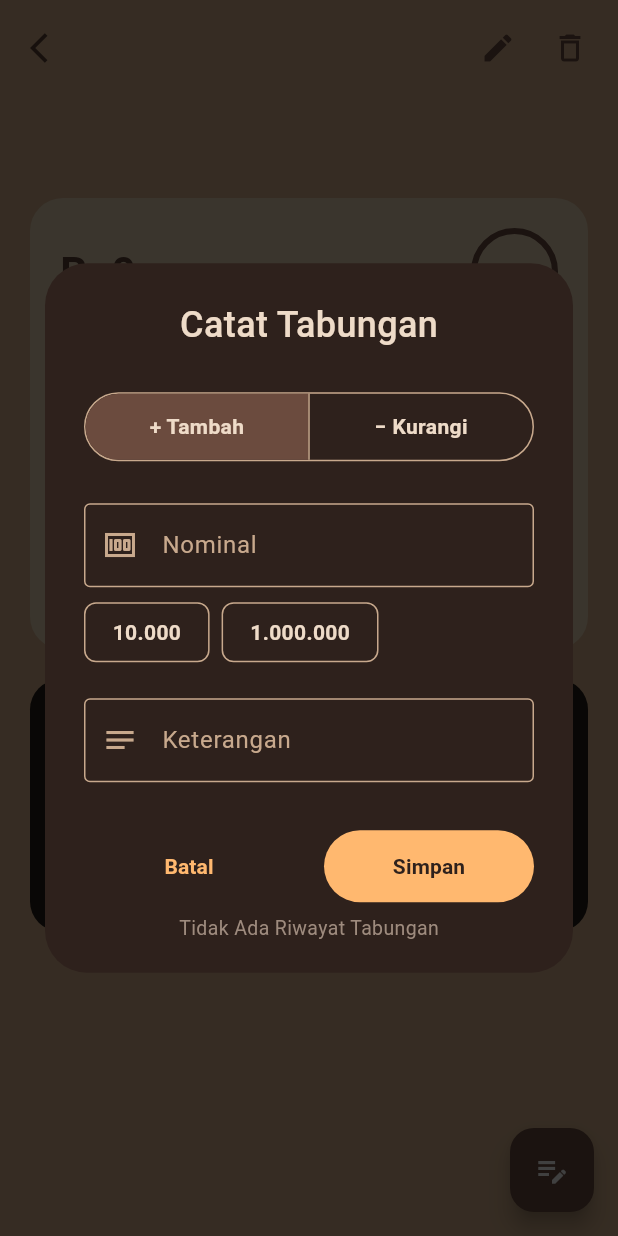
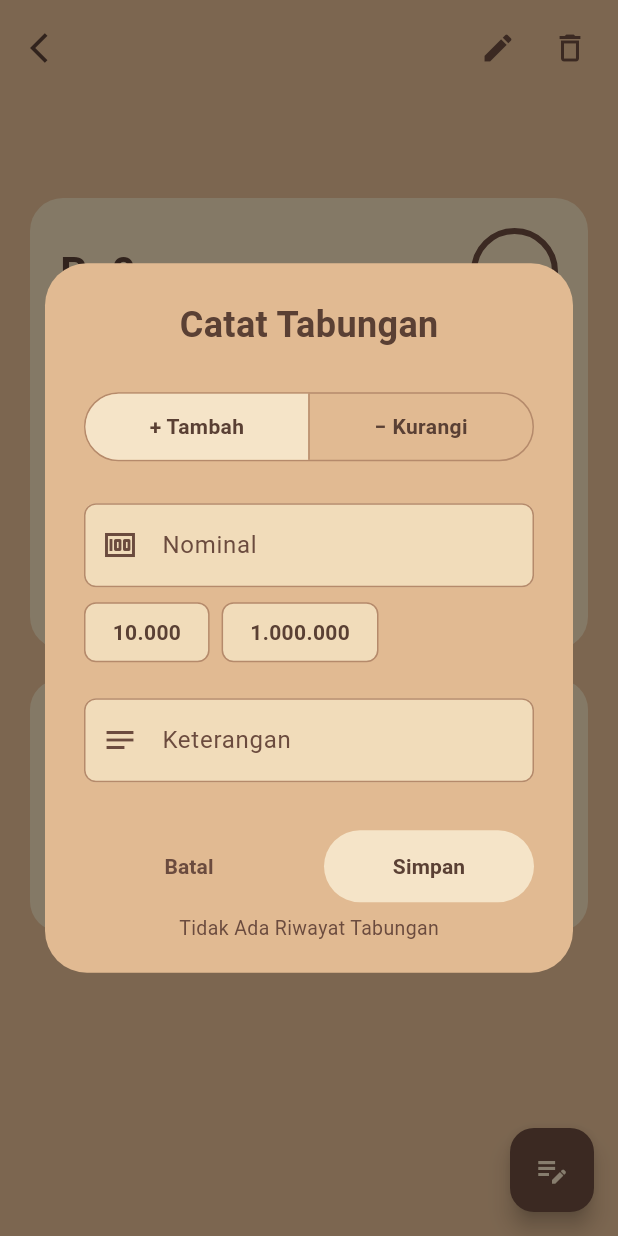
Before and after one commit to Ridrelog/plan-flex, a Flutter app: the DetailPage screen opened directly with empty values, after a tap on the "edit note" icon, on a phone screen of 412 x 824 dp. Run offline on Flutter 3.47's test engine with Material 3 defaults, Android fonts, the phone set to English and light mode, and no system bars; our stand-ins replace connectivity_plus, image_cropper, image_picker, sqflite; missing offline and left inert: flutter_internet_speed_test_pro; accounts and stored records are empty.

Commit message:
pergantiann warna di detail.dart

```diff
--- a/lib/features/tabungan/detail_page.dart
+++ b/lib/features/tabungan/detail_page.dart
@@ -26,15 +26,16 @@ class _DetailPageState extends State<DetailPage> {
   final TextEditingController nominalController = TextEditingController();
   final TextEditingController keteranganController = TextEditingController();
 
-  static const bgColor = Color(0xFFD6B18B);
-  static const cardColor = Color(0xFFE7D3B5);
-  static const darkColor = Color(0xFF2E211C);
-  static const darkColor2 = Color(0xFF241A16);
+  static const bgColor = Color(0xFFE1BA92);
+  static const cardColor = Color(0xFFF1DCBA);
+  static const softCardColor = Color(0xFFE7C49F);
+  static const selectedColor = Color(0xFFF5E4C8);
   static const brownColor = Color(0xFF6B4B3E);
   static const textColor = Color(0xFF5A4034);
-  static const creamColor = Color(0xFFEEDBC8);
-  static const borderColor = Color(0xFFC8A98D);
+  static const borderColor = Color(0xFFB58A6B);
   static const buttonColor = Color(0xFFFFB86F);
+  static const greenColor = Color(0xFF2F8F46);
+  static const redColor = Color(0xFFC35A5A);
 
   @override
   void initState() {
@@ -207,7 +208,7 @@ class _DetailPageState extends State<DetailPage> {
   void tampilDialogCatatanTabungan() {
     showDialog(
       context: context,
-      barrierColor: Colors.black.withOpacity(0.75),
+      barrierColor: Colors.black.withOpacity(0.45),
       builder: (context) {
         return StatefulBuilder(
           builder: (context, setDialogState) {
@@ -224,7 +225,7 @@ class _DetailPageState extends State<DetailPage> {
                 child: Container(
                   padding: const EdgeInsets.fromLTRB(26, 24, 26, 20),
                   decoration: BoxDecoration(
-                    color: darkColor,
+                    color: bgColor,
                     borderRadius: BorderRadius.circular(28),
                   ),
                   child: Column(
@@ -233,13 +234,12 @@ class _DetailPageState extends State<DetailPage> {
                       const Text(
                         'Catat Tabungan',
                         style: TextStyle(
-                          color: creamColor,
+                          color: textColor,
                           fontSize: 24,
-                          fontWeight: FontWeight.w500,
+                          fontWeight: FontWeight.bold,
                         ),
                       ),
                       const SizedBox(height: 28),
-
                       Container(
                         height: 46,
                         decoration: BoxDecoration(
@@ -259,7 +259,7 @@ class _DetailPageState extends State<DetailPage> {
                                   alignment: Alignment.center,
                                   decoration: BoxDecoration(
                                     color: isTambah
-                                        ? brownColor
+                                        ? selectedColor
                                         : Colors.transparent,
                                     borderRadius: const BorderRadius.horizontal(
                                       left: Radius.circular(30),
@@ -268,7 +268,7 @@ class _DetailPageState extends State<DetailPage> {
                                   child: const Text(
                                     '+ Tambah',
                                     style: TextStyle(
-                                      color: creamColor,
+                                      color: textColor,
                                       fontWeight: FontWeight.bold,
                                     ),
                                   ),
@@ -290,7 +290,7 @@ class _DetailPageState extends State<DetailPage> {
                                   alignment: Alignment.center,
                                   decoration: BoxDecoration(
                                     color: !isTambah
-                                        ? brownColor
+                                        ? selectedColor
                                         : Colors.transparent,
                                     borderRadius: const BorderRadius.horizontal(
                                       right: Radius.circular(30),
@@ -299,7 +299,7 @@ class _DetailPageState extends State<DetailPage> {
                                   child: const Text(
                                     '− Kurangi',
                                     style: TextStyle(
-                                      color: creamColor,
+                                      color: textColor,
                                       fontWeight: FontWeight.bold,
                                     ),
                                   ),
@@ -309,34 +309,32 @@ class _DetailPageState extends State<DetailPage> {
                           ],
                         ),
                       ),
-
                       const SizedBox(height: 28),
-
                       TextField(
                         controller: nominalController,
                         keyboardType: TextInputType.number,
-                        style: const TextStyle(color: creamColor),
-                        cursorColor: buttonColor,
+                        style: const TextStyle(color: textColor),
+                        cursorColor: brownColor,
                         decoration: InputDecoration(
+                          filled: true,
+                          fillColor: cardColor,
                           prefixIcon: const Icon(
                             Icons.money,
-                            color: borderColor,
+                            color: brownColor,
                           ),
                           hintText: 'Nominal',
-                          hintStyle: const TextStyle(color: borderColor),
+                          hintStyle: const TextStyle(color: brownColor),
                           enabledBorder: OutlineInputBorder(
-                            borderRadius: BorderRadius.circular(4),
+                            borderRadius: BorderRadius.circular(8),
                             borderSide: const BorderSide(color: borderColor),
                           ),
                           focusedBorder: OutlineInputBorder(
-                            borderRadius: BorderRadius.circular(4),
-                            borderSide: const BorderSide(color: buttonColor),
+                            borderRadius: BorderRadius.circular(8),
+                            borderSide: const BorderSide(color: brownColor),
                           ),
                         ),
                       ),
-
                       const SizedBox(height: 10),
-
                       Align(
                         alignment: Alignment.centerLeft,
                         child: Wrap(
@@ -348,33 +346,31 @@ class _DetailPageState extends State<DetailPage> {
                           ],
                         ),
                       ),
-
                       const SizedBox(height: 24),
-
                       TextField(
                         controller: keteranganController,
-                        style: const TextStyle(color: creamColor),
-                        cursorColor: buttonColor,
+                        style: const TextStyle(color: textColor),
+                        cursorColor: brownColor,
                         decoration: InputDecoration(
+                          filled: true,
+                          fillColor: cardColor,
                           prefixIcon: const Icon(
                             Icons.notes,
-                            color: borderColor,
+                            color: brownColor,
                           ),
                           hintText: 'Keterangan',
-                          hintStyle: const TextStyle(color: borderColor),
+                          hintStyle: const TextStyle(color: brownColor),
                           enabledBorder: OutlineInputBorder(
-                            borderRadius: BorderRadius.circular(4),
+                            borderRadius: BorderRadius.circular(8),
                             borderSide: const BorderSide(color: borderColor),
                           ),
                           focusedBorder: OutlineInputBorder(
-                            borderRadius: BorderRadius.circular(4),
-                            borderSide: const BorderSide(color: buttonColor),
+                            borderRadius: BorderRadius.circular(8),
+                            borderSide: const BorderSide(color: brownColor),
                           ),
                         ),
                       ),
-
                       const SizedBox(height: 32),
-
                       Row(
                         children: [
                           Expanded(
@@ -387,7 +383,7 @@ class _DetailPageState extends State<DetailPage> {
                               child: const Text(
                                 'Batal',
                                 style: TextStyle(
-                                  color: buttonColor,
+                                  color: brownColor,
                                   fontWeight: FontWeight.bold,
                                 ),
                               ),
@@ -398,8 +394,8 @@ class _DetailPageState extends State<DetailPage> {
                             child: ElevatedButton(
                               onPressed: simpanCatatanTabungan,
                               style: ElevatedButton.styleFrom(
-                                backgroundColor: buttonColor,
-                                foregroundColor: darkColor,
+                                backgroundColor: selectedColor,
+                                foregroundColor: textColor,
                                 elevation: 0,
                                 shape: RoundedRectangleBorder(
                                   borderRadius: BorderRadius.circular(30),
@@ -416,15 +412,13 @@ class _DetailPageState extends State<DetailPage> {
                           ),
                         ],
                       ),
-
                       const SizedBox(height: 8),
-
                       Text(
                         riwayat.isEmpty
                             ? 'Tidak Ada Riwayat Tabungan'
                             : '${riwayat.length} Riwayat Tabungan',
                         style: const TextStyle(
-                          color: Color(0xFF9E8B7E),
+                          color: brownColor,
                           fontSize: 13,
                         ),
                       ),
@@ -447,13 +441,14 @@ class _DetailPageState extends State<DetailPage> {
       child: Container(
         padding: const EdgeInsets.symmetric(horizontal: 18, vertical: 9),
         decoration: BoxDecoration(
+          color: cardColor,
           border: Border.all(color: borderColor),
           borderRadius: BorderRadius.circular(8),
         ),
         child: Text(
           value,
           style: const TextStyle(
-            color: creamColor,
+            color: textColor,
             fontWeight: FontWeight.bold,
           ),
         ),
@@ -481,7 +476,7 @@ class _DetailPageState extends State<DetailPage> {
         onPressed: tampilDialogCatatanTabungan,
         child: const Icon(
           Icons.edit_note,
-          color: Colors.white,
+          color: selectedColor,
         ),
       ),
       body: SafeArea(
@@ -535,7 +530,6 @@ class _DetailPageState extends State<DetailPage> {
                       ),
                     ),
                     const SizedBox(height: 20),
-
                     Container(
                       margin: const EdgeInsets.symmetric(horizontal: 20),
                       decoration: BoxDecoration(
@@ -600,9 +594,7 @@ class _DetailPageState extends State<DetailPage> {
                                   ),
                                 ),
                                 const SizedBox(height: 20),
-                                const Divider(
-                                  color: Color(0xFFB38B6D),
-                                ),
+                                const Divider(color: borderColor),
                                 const SizedBox(height: 12),
                                 _infoRow('Tanggal Dibuat', '12 Mei'),
                                 const SizedBox(height: 12),
@@ -623,14 +615,11 @@ class _DetailPageState extends State<DetailPage> {
                         ],
                       ),
                     ),
-
                     const SizedBox(height: 20),
-
                     _riwayatCard(
                       target: target,
                       terkumpul: terkumpul,
                     ),
-
                     const SizedBox(height: 40),
                   ],
                 ),
@@ -652,7 +641,7 @@ class _DetailPageState extends State<DetailPage> {
       margin: const EdgeInsets.symmetric(horizontal: 20),
       padding: const EdgeInsets.fromLTRB(18, 20, 18, 18),
       decoration: BoxDecoration(
-        color: darkColor2,
+        color: cardColor,
         borderRadius: BorderRadius.circular(20),
       ),
       child: Column(
@@ -665,7 +654,7 @@ class _DetailPageState extends State<DetailPage> {
                     const Text(
                       'Terkumpul',
                       style: TextStyle(
-                        color: creamColor,
+                        color: textColor,
                         fontSize: 14,
                         fontWeight: FontWeight.bold,
                       ),
@@ -674,7 +663,7 @@ class _DetailPageState extends State<DetailPage> {
                     Text(
                       'Rp${formatRupiah(terkumpul)}',
                       style: const TextStyle(
-                        color: Color(0xFF8EEA8E),
+                        color: greenColor,
                         fontSize: 18,
                         fontWeight: FontWeight.bold,
                       ),
@@ -685,7 +674,7 @@ class _DetailPageState extends State<DetailPage> {
               Container(
                 width: 1,
                 height: 52,
-                color: Color(0xFF4A3A32),
+                color: borderColor,
               ),
               Expanded(
                 child: Column(
@@ -693,7 +682,7 @@ class _DetailPageState extends State<DetailPage> {
                     const Text(
                       'Kekurangan',
                       style: TextStyle(
-                        color: creamColor,
+                        color: textColor,
                         fontSize: 14,
                         fontWeight: FontWeight.bold,
                       ),
@@ -702,7 +691,7 @@ class _DetailPageState extends State<DetailPage> {
                     Text(
                       'Rp${formatRupiah(kekurangan < 0 ? 0 : kekurangan)}',
                       style: const TextStyle(
-                        color: Color(0xFFFFA8A8),
+                        color: redColor,
                         fontSize: 18,
                         fontWeight: FontWeight.bold,
                       ),
@@ -713,15 +702,14 @@ class _DetailPageState extends State<DetailPage> {
             ],
           ),
           const SizedBox(height: 18),
-          const Divider(color: Color(0xFF4A3A32)),
-
+          const Divider(color: borderColor),
           if (riwayat.isEmpty)
             const Padding(
               padding: EdgeInsets.only(top: 16, bottom: 6),
               child: Text(
                 'Tidak Ada Riwayat Tabungan',
                 style: TextStyle(
-                  color: Color(0xFF9E8B7E),
+                  color: brownColor,
                   fontSize: 14,
                 ),
               ),
@@ -731,9 +719,7 @@ class _DetailPageState extends State<DetailPage> {
               shrinkWrap: true,
               physics: const NeverScrollableScrollPhysics(),
               itemCount: riwayat.length,
-              separatorBuilder: (_, __) => const Divider(
-                color: Color(0xFF4A3A32),
-              ),
+              separatorBuilder: (_, __) => const Divider(color: borderColor),
               itemBuilder: (context, index) {
                 final data = riwayat[index];
 
@@ -756,7 +742,7 @@ class _DetailPageState extends State<DetailPage> {
                             Text(
                               formatTanggal(tanggal),
                               style: const TextStyle(
-                                color: creamColor,
+                                color: textColor,
                                 fontSize: 16,
                                 fontWeight: FontWeight.bold,
                               ),
@@ -767,7 +753,7 @@ class _DetailPageState extends State<DetailPage> {
                                 child: Text(
                                   keterangan.toString(),
                                   style: const TextStyle(
-                                    color: creamColor,
+                                    color: brownColor,
                                     fontSize: 15,
                                   ),
                                 ),
@@ -778,9 +764,7 @@ class _DetailPageState extends State<DetailPage> {
                       Text(
                         '${isTambahData ? '+' : '-'} ${formatRupiah(nominal)}',
                         style: TextStyle(
-                          color: isTambahData
-                              ? const Color(0xFF8EEA8E)
-                              : const Color(0xFFFF8A8A),
+                          color: isTambahData ? greenColor : redColor,
                           fontSize: 18,
                           fontWeight: FontWeight.bold,
                         ),
```
